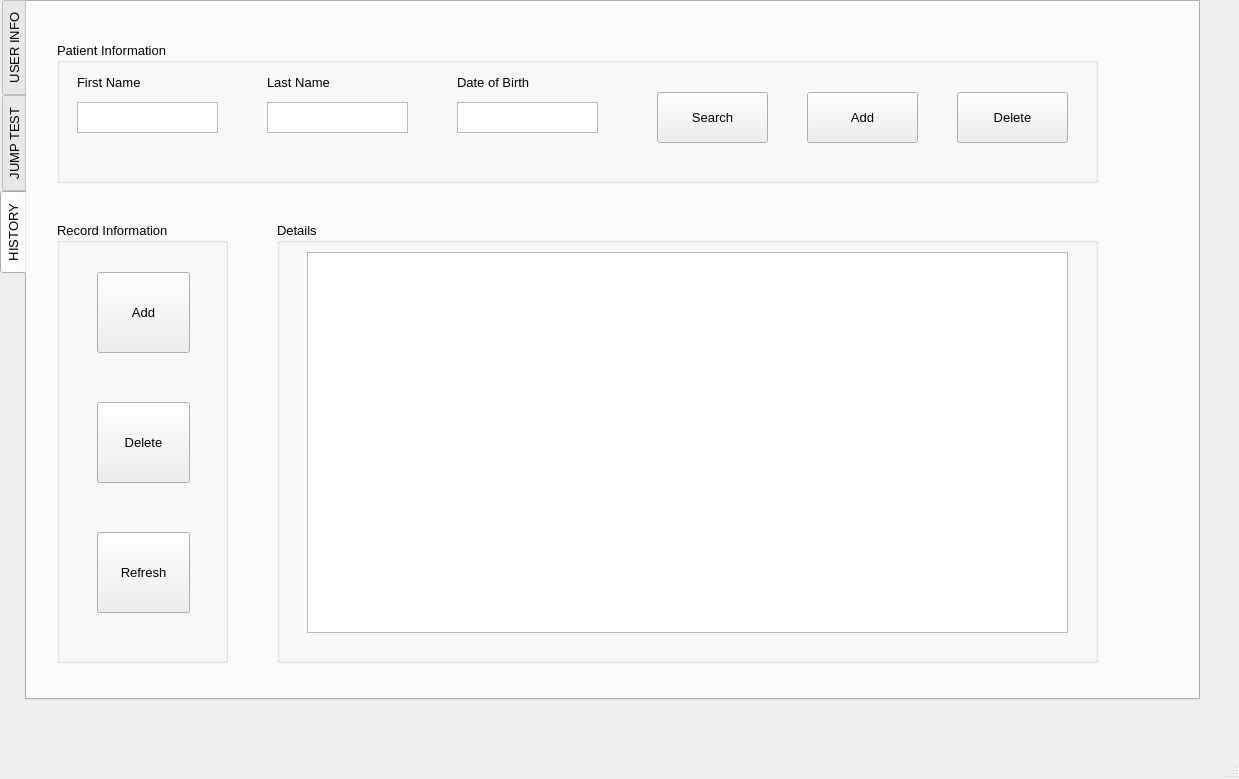
This is ACL/mainwindow.ui in Pocket99/3D_CNN_KNEE_FLEXION_ANGLE_ESTIMATION as Qt 5 draws it before an edit. The edited form follows.
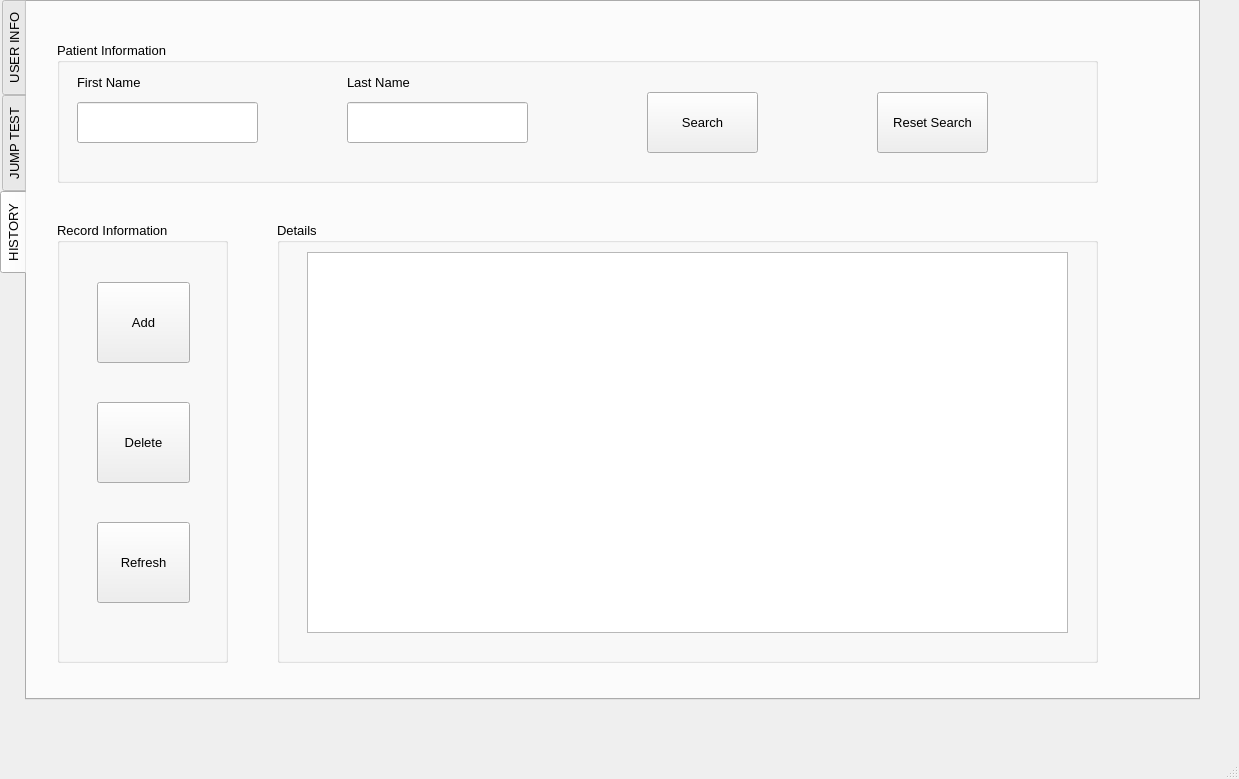
This is the edited form. The open tabs and pages were chosen to show the change.

Commit message: implement History Search and Reset Btn

Diff of the .ui file:
```diff
--- a/ACL/mainwindow.ui
+++ b/ACL/mainwindow.ui
@@ -195,7 +195,7 @@
       <widget class="QLabel" name="label_3">
        <property name="geometry">
         <rect>
-         <x>210</x>
+         <x>290</x>
          <y>30</y>
          <width>101</width>
          <height>20</height>
@@ -205,86 +205,50 @@
         <string>Last Name</string>
        </property>
       </widget>
-      <widget class="QTextEdit" name="hfirstName">
-       <property name="geometry">
-        <rect>
-         <x>20</x>
-         <y>60</y>
-         <width>141</width>
-         <height>31</height>
-        </rect>
-       </property>
-      </widget>
-      <widget class="QTextEdit" name="hlastName">
-       <property name="geometry">
-        <rect>
-         <x>210</x>
-         <y>60</y>
-         <width>141</width>
-         <height>31</height>
-        </rect>
-       </property>
-      </widget>
-      <widget class="QLabel" name="label_4">
-       <property name="geometry">
-        <rect>
-         <x>400</x>
-         <y>30</y>
-         <width>101</width>
-         <height>20</height>
-        </rect>
-       </property>
-       <property name="text">
-        <string>Date of Birth</string>
-       </property>
-      </widget>
-      <widget class="QTextEdit" name="hDOB">
-       <property name="geometry">
-        <rect>
-         <x>400</x>
-         <y>60</y>
-         <width>141</width>
-         <height>31</height>
-        </rect>
-       </property>
-      </widget>
-      <widget class="QPushButton" name="cleanSearchBtn">
-       <property name="geometry">
-        <rect>
-         <x>750</x>
-         <y>50</y>
-         <width>111</width>
-         <height>51</height>
-        </rect>
-       </property>
-       <property name="text">
-        <string>Add</string>
-       </property>
-      </widget>
       <widget class="QPushButton" name="searchBtn">
        <property name="geometry">
         <rect>
-         <x>600</x>
+         <x>590</x>
          <y>50</y>
          <width>111</width>
-         <height>51</height>
+         <height>61</height>
         </rect>
        </property>
        <property name="text">
         <string>Search</string>
        </property>
       </widget>
-      <widget class="QPushButton" name="cleanSearchBtn_2">
+      <widget class="QLineEdit" name="hfirstName">
        <property name="geometry">
         <rect>
-         <x>900</x>
+         <x>20</x>
+         <y>60</y>
+         <width>181</width>
+         <height>41</height>
+        </rect>
+       </property>
+      </widget>
+      <widget class="QLineEdit" name="hlastName">
+       <property name="geometry">
+        <rect>
+         <x>290</x>
+         <y>60</y>
+         <width>181</width>
+         <height>41</height>
+        </rect>
+       </property>
+      </widget>
+      <widget class="QPushButton" name="resetBtn">
+       <property name="geometry">
+        <rect>
+         <x>820</x>
          <y>50</y>
          <width>111</width>
-         <height>51</height>
+         <height>61</height>
         </rect>
        </property>
        <property name="text">
-        <string>Delete</string>
+        <string>Reset Search</string>
        </property>
       </widget>
      </widget>
@@ -339,7 +303,7 @@
        <property name="geometry">
         <rect>
          <x>40</x>
-         <y>310</y>
+         <y>300</y>
          <width>93</width>
          <height>81</height>
         </rect>
@@ -353,28 +317,7 @@
         <string>Refresh</string>
        </property>
       </widget>
-      <widget class="QPushButton" name="pushButton_2">
-       <property name="geometry">
-        <rect>
-         <x>40</x>
-         <y>50</y>
-         <width>93</width>
-         <height>81</height>
-        </rect>
-       </property>
-       <property name="font">
-        <font>
-         <pointsize>10</pointsize>
-        </font>
-       </property>
-       <property name="acceptDrops">
-        <bool>false</bool>
-       </property>
-       <property name="text">
-        <string>Add</string>
-       </property>
-      </widget>
-      <widget class="QPushButton" name="pushButton_3">
+      <widget class="QPushButton" name="deleteBtn">
        <property name="geometry">
         <rect>
          <x>40</x>
@@ -392,6 +335,24 @@
         <string>Delete</string>
        </property>
       </widget>
+      <widget class="QPushButton" name="addBtn">
+       <property name="geometry">
+        <rect>
+         <x>40</x>
+         <y>60</y>
+         <width>93</width>
+         <height>81</height>
+        </rect>
+       </property>
+       <property name="font">
+        <font>
+         <pointsize>10</pointsize>
+        </font>
+       </property>
+       <property name="text">
+        <string>Add</string>
+       </property>
+      </widget>
      </widget>
     </widget>
    </widget>
```
Left out of the diff: 15 changed lines with no effect on the pictures. The commit also changes 2 other files.
